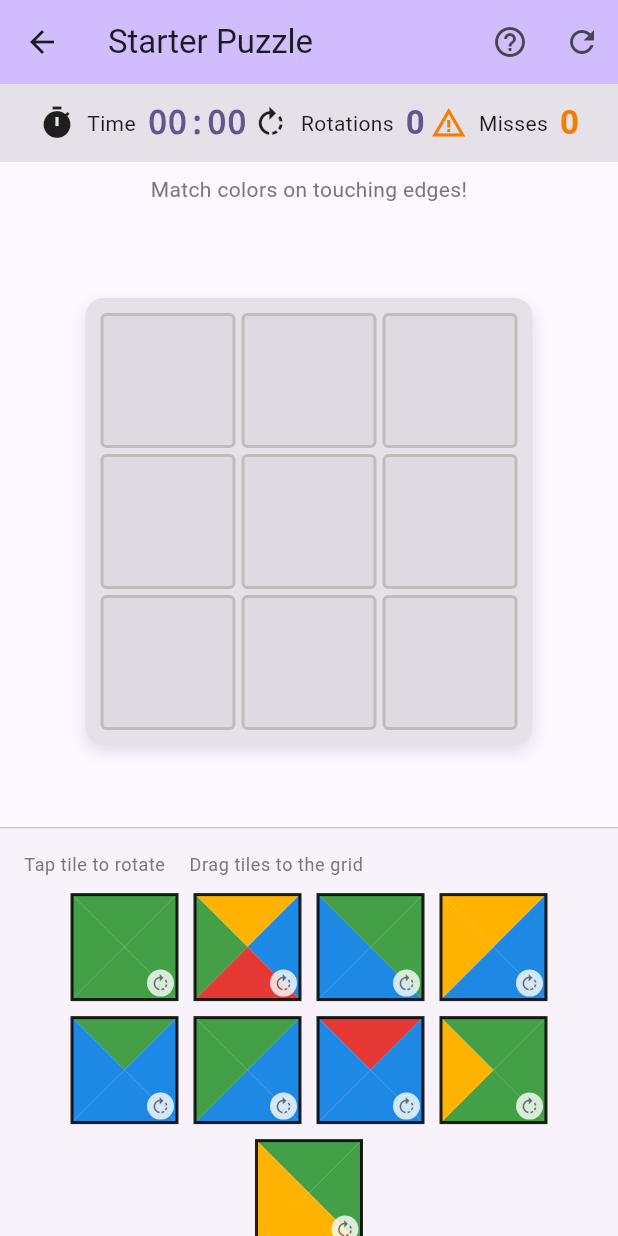
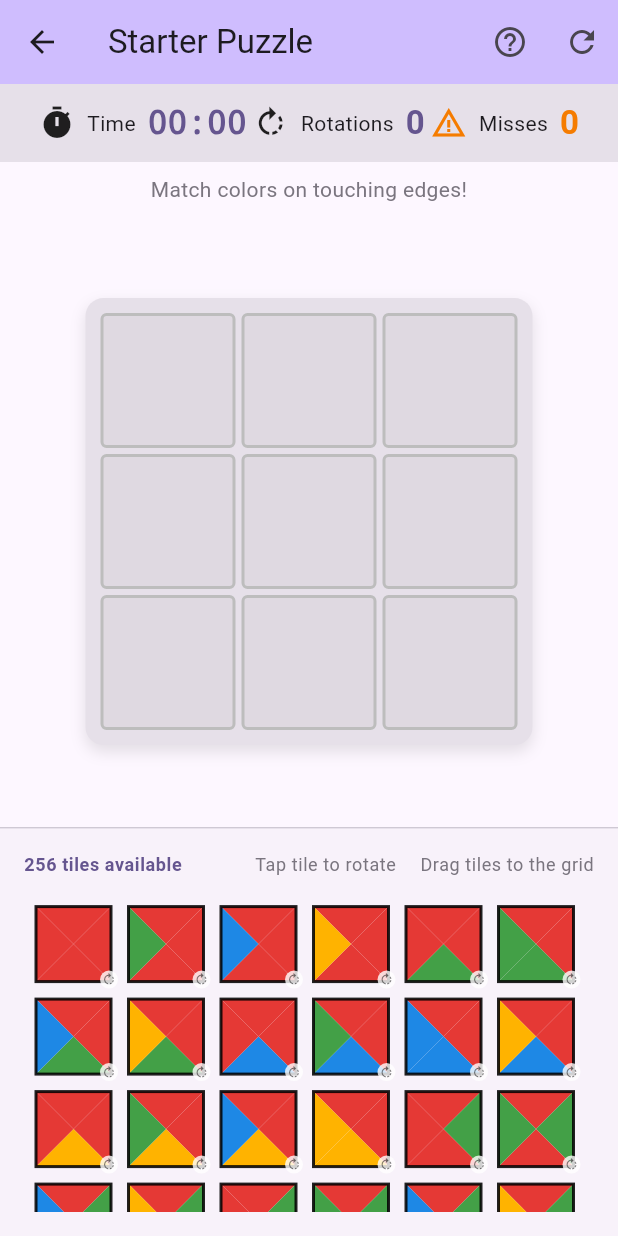
Before and after one commit to Balinti/carpet_game, a Flutter app: the screen it shows after launch, after a tap on "Starter Puzzle", on a phone screen of 412 x 824 dp. Run offline on Flutter 3.47's test engine with Material 3 defaults, Android fonts, the phone set to English and light mode, and no system bars.

Commit message:
Add all 256 tile combinations to Starter Puzzle
- Changed from 9 random tiles to ALL 256 possible color combinations
- Each tile has 4 positions with 4 colors = 4^4 = 256 unique tiles
- Updated UI to use scrollable GridView for the 256 tiles
- Reduced tile size to 50px to fit more on screen
- Added tile count display ("256 tiles available")
- Updated rules text to reflect new gameplay
- Added tilesAvailable localization for EN/ES/HE

```diff
--- a/lib/l10n/app_localizations.dart
+++ b/lib/l10n/app_localizations.dart
@@ -158,7 +158,7 @@ class AppLocalizations {
   String get dragToPlace => _t('Drag tiles to the grid', 'Arrastra azulejos a la cuadrícula', 'גרור אריחים לרשת');
   String get matchingColors => _t('Match colors on touching edges!', '¡Combina colores en bordes que se tocan!', '!התאם צבעים בקצוות הנוגעים');
   String get starterPuzzleRules => _t('Starter Puzzle Rules', 'Reglas del Rompecabezas', 'חוקי הפאזל');
-  String get rule1Place9 => _t('1. Place all 9 tiles on the 3x3 grid.', '1. Coloca los 9 azulejos en la cuadrícula 3x3.', '.הנח את כל 9 האריחים על הרשת 3x3 .1');
+  String get rule1Place9 => _t('1. Fill the 3x3 grid by choosing 9 tiles from 256 options.', '1. Llena la cuadrícula 3x3 eligiendo 9 azulejos de 256 opciones.', '.מלא את הרשת 3x3 על ידי בחירת 9 אריחים מתוך 256 אפשרויות .1');
   String get rule2MatchColors => _t('2. Adjacent tiles must have matching colors.', '2. Los azulejos adyacentes deben tener colores coincidentes.', '.אריחים סמוכים חייבים להיות עם צבעים תואמים .2');
   String get rule3Rotate => _t('3. Tap tiles to rotate them before placing.', '3. Toca los azulejos para rotarlos antes de colocar.', '.הקש על אריחים לסיבוב לפני ההנחה .3');
   String get rule4Timer => _t('4. Complete as fast as you can!', '4. ¡Completa lo más rápido que puedas!', '!השלם כמה שיותר מהר .4');
@@ -166,6 +166,9 @@ class AppLocalizations {
   // Unsuccessful attempts
   String get misses => _t('Misses', 'Fallos', 'פספוסים');
   String get totalMisses => _t('Total Misses', 'Total de Fallos', 'סה"כ פספוסים');
+
+  // Tile count
+  String get tilesAvailable => _t('tiles available', 'azulejos disponibles', 'אריחים זמינים');
 
   // Helper method for translations
   String _t(String en, String es, String he) {
--- a/lib/models/carpet_tile.dart
+++ b/lib/models/carpet_tile.dart
@@ -190,4 +190,30 @@ class CarpetTile {
       return generateFourColor(id); // 20% chance
     }
   }
+
+  /// Generates all possible tile combinations (4^4 = 256 tiles).
+  /// Each tile gets a unique ID based on its color combination.
+  static List<CarpetTile> generateAllCombinations() {
+    final tiles = <CarpetTile>[];
+    int index = 0;
+
+    for (final top in TileColor.values) {
+      for (final right in TileColor.values) {
+        for (final bottom in TileColor.values) {
+          for (final left in TileColor.values) {
+            tiles.add(CarpetTile(
+              id: 'tile_$index',
+              top: top,
+              right: right,
+              bottom: bottom,
+              left: left,
+            ));
+            index++;
+          }
+        }
+      }
+    }
+
+    return tiles;
+  }
 }
--- a/lib/screens/starter_puzzle_screen.dart
+++ b/lib/screens/starter_puzzle_screen.dart
@@ -49,11 +49,8 @@ class _StarterPuzzleScreenState extends State<StarterPuzzleScreen> {
   }
 
   void _initializePuzzle() {
-    // Generate 9 random tiles - always visible at bottom
-    _allTiles = List.generate(
-      9,
-      (i) => CarpetTile.generateRandom('tile_$i'),
-    );
+    // Generate ALL 256 possible tile combinations (4 colors ^ 4 positions)
+    _allTiles = CarpetTile.generateAllCombinations();
     _grid.fillRange(0, 9, null);
     _selectedTile = null;
     _rotationCount = 0;
@@ -466,6 +463,14 @@ class _StarterPuzzleScreenState extends State<StarterPuzzleScreen> {
                   Row(
                     children: [
                       Text(
+                        '${_allTiles.length} ${l10n.tilesAvailable}',
+                        style: Theme.of(context).textTheme.bodySmall?.copyWith(
+                          color: Theme.of(context).colorScheme.primary,
+                          fontWeight: FontWeight.bold,
+                        ),
+                      ),
+                      const Spacer(),
+                      Text(
                         l10n.tapToRotate,
                         style: Theme.of(context).textTheme.bodySmall?.copyWith(
                           color: Theme.of(context).colorScheme.outline,
@@ -684,16 +689,20 @@ class _StarterPuzzleScreenState extends State<StarterPuzzleScreen> {
   }
 
   Widget _buildAvailableTiles() {
-    const tileSize = 70.0;
+    // Smaller tiles for 256 options - use GridView for scrolling
+    const tileSize = 50.0;
 
-    return Center(
-      child: Wrap(
-        spacing: 12,
-        runSpacing: 12,
-        alignment: WrapAlignment.center,
-        children: _allTiles.asMap().entries.map((entry) {
-          final index = entry.key;
-          final tile = entry.value;
+    return GridView.builder(
+      padding: const EdgeInsets.all(8),
+      gridDelegate: const SliverGridDelegateWithMaxCrossAxisExtent(
+        maxCrossAxisExtent: tileSize + 8,
+        mainAxisSpacing: 6,
+        crossAxisSpacing: 6,
+        childAspectRatio: 1,
+      ),
+      itemCount: _allTiles.length,
+      itemBuilder: (context, index) {
+        final tile = _allTiles[index];
         final isPlaced = _isTilePlaced(tile);
         final isSelected = _selectedTile?.id == tile.id;
 
@@ -717,7 +726,7 @@ class _StarterPuzzleScreenState extends State<StarterPuzzleScreen> {
                     child: const Icon(
                       Icons.check,
                       color: Colors.green,
-                        size: 32,
+                      size: 20,
                     ),
                   ),
                 ),
@@ -761,19 +770,19 @@ class _StarterPuzzleScreenState extends State<StarterPuzzleScreen> {
                     isSelected: isSelected,
                   ),
                 ),
-                  // Rotate indicator
+                // Rotate indicator (smaller for compact tiles)
                 Positioned(
-                    right: 2,
-                    bottom: 2,
+                  right: 1,
+                  bottom: 1,
                   child: Container(
-                      padding: const EdgeInsets.all(2),
+                    padding: const EdgeInsets.all(1),
                     decoration: BoxDecoration(
                       color: Colors.white.withOpacity(0.8),
-                        borderRadius: BorderRadius.circular(10),
+                      borderRadius: BorderRadius.circular(8),
                     ),
                     child: const Icon(
                       Icons.rotate_right,
-                        size: 14,
+                      size: 10,
                       color: Colors.black54,
                     ),
                   ),
@@ -782,8 +791,7 @@ class _StarterPuzzleScreenState extends State<StarterPuzzleScreen> {
             ),
           ),
         );
-        }).toList(),
-      ),
+      },
     );
   }
 }
```
Lines whose indentation alone changed are shown as unchanged.
